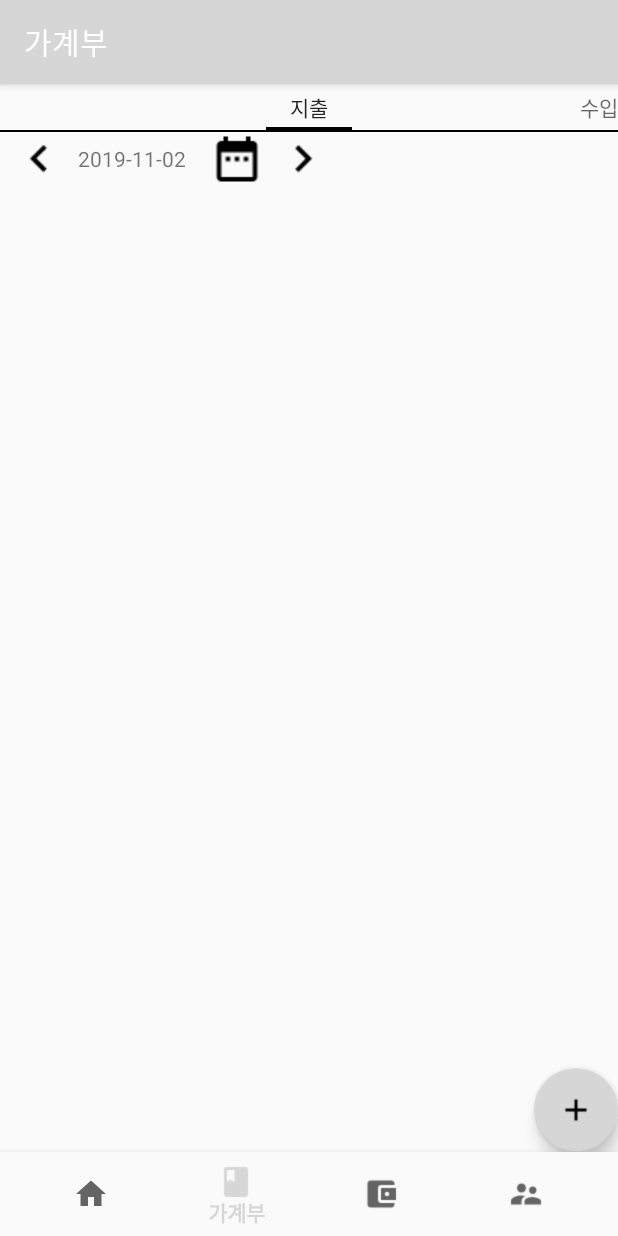
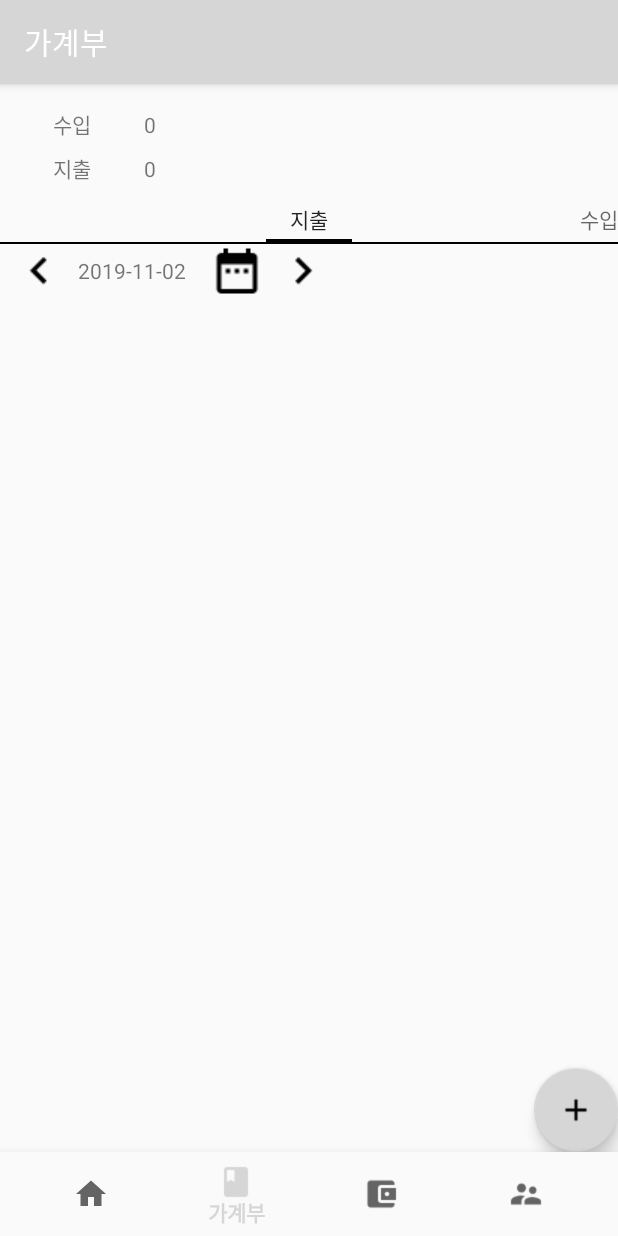
Before and after one commit to watering95/MoneyRecord, an Android app: the screen it shows after launch (MainActivity), item 2 of the bottom bar chosen, on a phone screen of 412 x 824 dp. Run offline under Robolectric (Android 15) with nearby library versions, the phone set to English and light mode, and no system bars; our stand-ins replace Firebase (no records; nobody signed in at launch, a user with empty details on screens opened directly), Room's generated code, data binding; libraries missing offline, so code that uses them is left out: androidx.databinding.library, com.firebase.ui; pictures from the network do not load; 8 statements that could not run were skipped.

Commit message:
version 1.22 Insert monthly total income and total spend on the book fragment

```diff
--- a/app/build.gradle
+++ b/app/build.gradle
@@ -14,8 +14,8 @@ android {
         applicationId "com.watering.moneyrecord"
         minSdkVersion 24
         targetSdkVersion 28
-        versionCode 20
-        versionName "1.20"
+        versionCode 22
+        versionName "1.22"
         testInstrumentationRunner "androidx.test.runner.AndroidJUnitRunner"
     }
     buildTypes {
@@ -45,26 +45,24 @@ dependencies {
     implementation 'androidx.constraintlayout:constraintlayout:1.1.3'
     implementation 'com.google.firebase:firebase-auth:19.1.0' // Firebase Authentication
     implementation 'com.firebaseui:firebase-ui-auth:4.3.1' // Firebase Authentication UI
-    implementation 'com.google.firebase:firebase-database:19.1.0' // Firebase Database
+    implementation 'com.google.firebase:firebase-database:19.2.0' // Firebase Database
     implementation 'com.google.firebase:firebase-storage:19.1.0' // Firebase Storage
     testImplementation 'junit:junit:4.12'
     androidTestImplementation 'androidx.test:runner:1.2.0'
     androidTestImplementation 'androidx.test.espresso:espresso-core:3.2.0'
 
     // Room components
-    implementation "androidx.room:room-runtime:$room_version"
+    implementation "androidx.room:room-runtime:2.2.1"
     kapt "androidx.room:room-compiler:$room_version"
     testImplementation "androidx.room:room-testing:$room_version"
 
     // Lifecycle components
     kapt "androidx.lifecycle:lifecycle-compiler:$lifecycle_version"
     implementation "androidx.lifecycle:lifecycle-extensions:$lifecycle_version"
-    implementation "androidx.lifecycle:lifecycle-common-java8:2.2.0-alpha05"
-    implementation "androidx.lifecycle:lifecycle-viewmodel-ktx:2.2.0-alpha05"
-    implementation "androidx.lifecycle:lifecycle-runtime-ktx:2.2.0-alpha05"
-    implementation "androidx.lifecycle:lifecycle-livedata-ktx:2.2.0-alpha05"
-
-
+    implementation "androidx.lifecycle:lifecycle-common-java8:2.2.0-rc01"
+    implementation "androidx.lifecycle:lifecycle-viewmodel-ktx:2.2.0-rc01"
+    implementation "androidx.lifecycle:lifecycle-runtime-ktx:2.2.0-rc01"
+    implementation "androidx.lifecycle:lifecycle-livedata-ktx:2.2.0-rc01"
 
     // Coroutines
     implementation "org.jetbrains.kotlinx:kotlinx-coroutines-core:$coroutines_version"
--- a/app/src/main/java/com/watering/moneyrecord/daos/DaoIOKRW.kt
+++ b/app/src/main/java/com/watering/moneyrecord/daos/DaoIOKRW.kt
@@ -30,11 +30,18 @@ interface DaoIOKRW {
     @Query("SELECT SUM(income) FROM tbl_Info_IO WHERE id_account = :id_account AND date <= :date")
     fun sumOfIncome(id_account: Int?, date: String?): LiveData<Int>
 
+    @Query("SELECT SUM(income) FROM tbl_Info_IO WHERE date >= :startDate AND date <= :endDate")
+    fun sumOfIncome(startDate: String?, endDate: String?): LiveData<Int>
+
+    @Query("SELECT SUM(spend_cash) + SUM(spend_card) FROM tbl_Info_IO WHERE date >= :startDate AND date <= :endDate")
+    fun sumOfSpend(startDate: String?, endDate: String?): LiveData<Int>
+
     @Query("SELECT SUM(spend_card) FROM tbl_Info_IO WHERE id_account = :id_account AND date <= :date")
     fun sumOfSpendCard(id_account: Int?, date: String?): LiveData<Int>
 
     @Query("SELECT SUM(spend_cash) FROM tbl_Info_IO WHERE id_account = :id_account AND date <= :date")
     fun sumOfSpendCash(id_account: Int?, date: String?): LiveData<Int>
+
 
     @Insert
     fun insert(io: IOKRW)
--- a/app/src/main/java/com/watering/moneyrecord/fragments/FragmentBook.kt
+++ b/app/src/main/java/com/watering/moneyrecord/fragments/FragmentBook.kt
@@ -4,28 +4,42 @@ import android.os.Bundle
 import android.view.LayoutInflater
 import android.view.View
 import android.view.ViewGroup
+import androidx.databinding.DataBindingUtil.inflate
 import androidx.fragment.app.Fragment
+import androidx.lifecycle.Observer
+import androidx.lifecycle.ViewModelProviders
 import androidx.viewpager.widget.ViewPager
 import com.watering.moneyrecord.MainActivity
 import com.watering.moneyrecord.R
+import com.watering.moneyrecord.databinding.FragmentBookBinding
+import com.watering.moneyrecord.model.MyCalendar
 import com.watering.moneyrecord.view.PagerAdapterBook
+import com.watering.moneyrecord.viewmodel.ViewModelBook
 
 class FragmentBook : Fragment() {
-    private lateinit var mView: View
+    private lateinit var binding: FragmentBookBinding
 
     override fun onCreateView(inflater: LayoutInflater, container: ViewGroup?, savedInstanceState: Bundle?): View? {
-        mView = inflater.inflate(R.layout.fragment_book, container, false)
+        binding = inflate(inflater, R.layout.fragment_book, container, false)
+        binding.viewmodel = ViewModelProviders.of(this).get(ViewModelBook::class.java)
         initLayout()
-        return mView
+        return binding.root
     }
     private fun initLayout() {
         val activity = activity as MainActivity
         activity.supportActionBar?.setTitle(R.string.title_book)
 
         setHasOptionsMenu(false)
-        val viewPager = mView.findViewById<ViewPager>(R.id.viewpager_fragment_book)
-        viewPager.adapter = PagerAdapterBook(childFragmentManager)
-        viewPager.addOnPageChangeListener(object:ViewPager.OnPageChangeListener {
+        binding.viewmodel?.run {
+            val firstDate = MyCalendar.getFirstDate()
+            val endDate = MyCalendar.getToday()
+            sumOfIncome(firstDate, endDate).observe(this@FragmentBook, Observer { sum -> sum?.let { totalIncome = it } })
+            sumOfSpend(firstDate, endDate).observe(this@FragmentBook, Observer { sum -> sum?.let { totalSpend = it } })
+        }
+
+        binding.viewpagerFragmentBook.run {
+            adapter = PagerAdapterBook(childFragmentManager)
+            addOnPageChangeListener(object:ViewPager.OnPageChangeListener {
                 override fun onPageScrollStateChanged(state: Int) {
 
                 }
@@ -41,5 +55,7 @@ class FragmentBook : Fragment() {
                     }
                 }
             })
+
         }
     }
+}
--- a/app/src/main/java/com/watering/moneyrecord/model/AppRepository.kt
+++ b/app/src/main/java/com/watering/moneyrecord/model/AppRepository.kt
@@ -130,6 +130,9 @@ class AppRepository(val application: Application, private val scope: CoroutineSc
     fun sumOfSpendCardUntilDate(id_account: Int?, date: String?) = daoIOKRW.sumOfSpendCard(id_account, date)
     fun sumOfSpendCashUntilDate(id_account: Int?, date: String?) = daoIOKRW.sumOfSpendCash(id_account, date)
 
+    fun sumOfIncome(startDate: String?, endDate: String?) = daoIOKRW.sumOfIncome(startDate, endDate)
+    fun sumOfSpend(startDate: String?, endDate: String?) = daoIOKRW.sumOfSpend(startDate, endDate)
+
     fun sumOfEvaluation(group: Int?, date: String) = daoDairyTotal.getSumOfEvaluation(group, date)
     fun sumOfEvaluation(date: String) = daoDairyTotal.getSumOfEvaluation(date)
     fun sumOfPrincipal(group: Int?, date: String) = daoDairyTotal.getSumOfPrincipal(group, date)
--- a/app/src/main/java/com/watering/moneyrecord/model/MyCalendar.kt
+++ b/app/src/main/java/com/watering/moneyrecord/model/MyCalendar.kt
@@ -6,14 +6,23 @@ object MyCalendar {
     fun getToday(): String {
         return calendarToStr(Calendar.getInstance())
     }
+
+    fun getFirstDate(): String {
+        val calendar = Calendar.getInstance()
+        calendar.set(Calendar.DATE, 1)
+        return calendarToStr(calendar)
+    }
+
     fun changeDate(date:String?, amount:Int):Calendar {
         val calendar = strToCalendar(date)
         calendar.add(Calendar.DATE, amount)
         return calendar
     }
+
     fun calendarToStr(calendar:Calendar): String {
         return String.format(Locale.getDefault(),"%04d-%02d-%02d",calendar.get(Calendar.YEAR),calendar.get(Calendar.MONTH)+1,calendar.get(Calendar.DATE))
     }
+
     fun strToCalendar(date: String?): Calendar {
         val calendar = Calendar.getInstance()
 
--- a/app/src/main/java/com/watering/moneyrecord/viewmodel/ViewModelApp.kt
+++ b/app/src/main/java/com/watering/moneyrecord/viewmodel/ViewModelApp.kt
@@ -418,6 +418,9 @@ open class ViewModelApp(application: Application) : AndroidViewModel(application
     private fun sumOfSpendCashUntilDate(idAccount: Int?, date: String?) =
         repository.sumOfSpendCashUntilDate(idAccount, date)
 
+    fun sumOfIncome(startDate: String, endDate: String) = repository.sumOfIncome(startDate, endDate)
+    fun sumOfSpend(startDate: String, endDate: String) = repository.sumOfSpend(startDate, endDate)
+
     fun sumOfEvaluation(date: String) = if(currentGroupId!! > 0) repository.sumOfEvaluation(currentGroupId, date) else repository.sumOfEvaluation(date)
 
     fun sumOfPrincipal(date: String) = if(currentGroupId!! > 0) repository.sumOfPrincipal(currentGroupId, date) else repository.sumOfPrincipal(date)
--- /dev/null
+++ b/app/src/main/java/com/watering/moneyrecord/viewmodel/ViewModelBook.kt
@@ -0,0 +1,23 @@
+package com.watering.moneyrecord.viewmodel
+
+import android.app.Application
+import androidx.databinding.Bindable
+import androidx.databinding.library.baseAdapters.BR
+
+class ViewModelBook(application: Application) : ObservableViewModel(application) {
+    var totalIncome: Int = 0
+        @Bindable get
+        set(value) {
+            field = value
+
+            notifyPropertyChanged(BR.totalIncome)
+        }
+
+    var totalSpend: Int = 0
+        @Bindable get
+        set(value) {
+            field = value
+
+            notifyPropertyChanged(BR.totalSpend)
+        }
+}
--- a/app/src/main/res/layout/fragment_book.xml
+++ b/app/src/main/res/layout/fragment_book.xml
@@ -1,14 +1,71 @@
 <?xml version="1.0" encoding="utf-8"?>
+<layout xmlns:android="http://schemas.android.com/apk/res/android"
+        xmlns:app="http://schemas.android.com/apk/res-auto">
+
+    <data>
+        <import type="com.watering.moneyrecord.model.Converter"/>
+        <variable name="viewmodel" type="com.watering.moneyrecord.viewmodel.ViewModelBook"/>
+    </data>
+
     <androidx.constraintlayout.widget.ConstraintLayout
-        xmlns:android="http://schemas.android.com/apk/res/android"
             android:id="@+id/fragment_book"
             android:layout_width="match_parent"
             android:layout_height="match_parent">
 
+        <TextView
+                android:id="@+id/textView26"
+                android:layout_width="80dp"
+                android:layout_height="wrap_content"
+                android:layout_marginStart="8dp"
+                android:layout_marginTop="16dp"
+                android:text="@string/income"
+                android:textAlignment="center"
+                app:layout_constraintStart_toStartOf="parent"
+                app:layout_constraintTop_toTopOf="parent" />
+
+        <TextView
+                android:id="@+id/textView27"
+                android:layout_width="80dp"
+                android:layout_height="wrap_content"
+                android:layout_marginStart="8dp"
+                android:layout_marginTop="8dp"
+                android:text="@string/spend"
+                android:textAlignment="center"
+                app:layout_constraintStart_toStartOf="parent"
+                app:layout_constraintTop_toBottomOf="@+id/textView26" />
+
+        <TextView
+                android:id="@+id/textView28"
+                android:layout_width="0dp"
+                android:layout_height="wrap_content"
+                android:layout_marginStart="8dp"
+                android:layout_marginEnd="8dp"
+                android:text="@{Converter.intToStr(viewmodel.totalIncome)}"
+                app:layout_constraintBottom_toBottomOf="@+id/textView26"
+                app:layout_constraintEnd_toEndOf="parent"
+                app:layout_constraintStart_toEndOf="@+id/textView26"
+                app:layout_constraintTop_toTopOf="@+id/textView26" />
+
+        <TextView
+                android:id="@+id/textView33"
+                android:layout_width="0dp"
+                android:layout_height="wrap_content"
+                android:layout_marginStart="8dp"
+                android:layout_marginEnd="8dp"
+                android:text="@{Converter.intToStr(viewmodel.totalSpend)}"
+                app:layout_constraintBottom_toBottomOf="@+id/textView27"
+                app:layout_constraintEnd_toEndOf="parent"
+                app:layout_constraintStart_toEndOf="@+id/textView27"
+                app:layout_constraintTop_toTopOf="@+id/textView27" />
+
         <androidx.viewpager.widget.ViewPager
                 android:id="@+id/viewpager_fragment_book"
                 android:layout_width="match_parent"
-            android:layout_height="match_parent">
+                android:layout_height="0dp"
+                android:layout_marginTop="8dp"
+                app:layout_constraintBottom_toBottomOf="parent"
+                app:layout_constraintTop_toBottomOf="@+id/textView27">
+
             <androidx.viewpager.widget.PagerTabStrip
                     android:layout_width="match_parent"
                     android:layout_height="wrap_content">
@@ -17,4 +74,6 @@
 
         </androidx.viewpager.widget.ViewPager>
 
+
     </androidx.constraintlayout.widget.ConstraintLayout>
+</layout>
```
Lines whose indentation alone changed are shown as unchanged.
